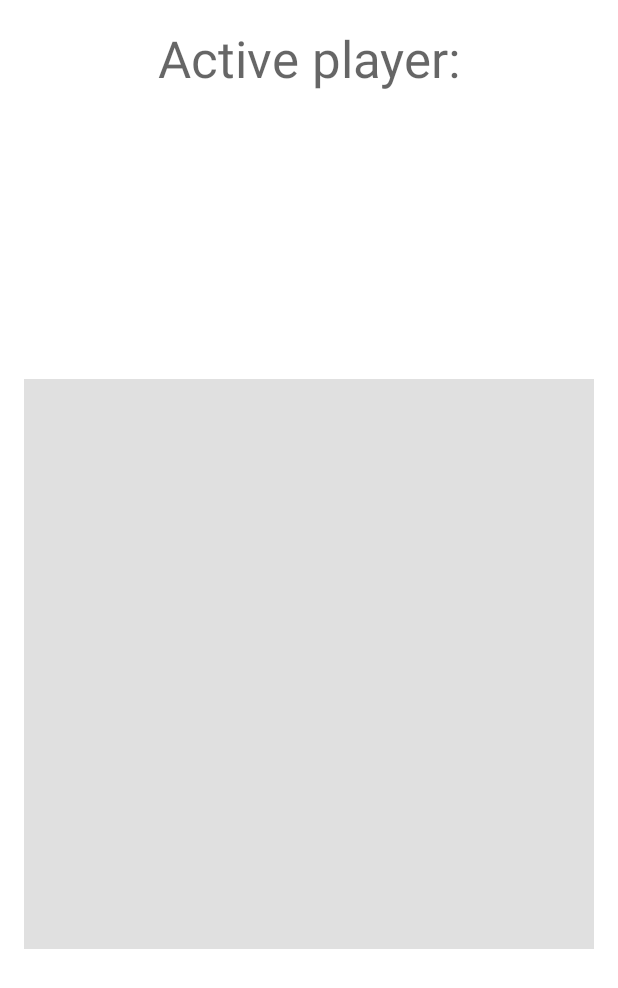
After one commit to Pikne-Programy/9x9-mobile, an Android app: the layout activity_board.xml on its own in the app's theme, with its tools: preview values and no code run, on a phone screen of 412 x 824 dp. The commit adds this screen. Shown: the top 988 px of the screen. Run offline under Robolectric (Android 15) with nearby library versions, the phone set to English and light mode, and no system bars; network calls fail.

Commit message:
Add BoardActivity and task to connect to the server
BoardActivity only generates a board
Task takes too long

```diff
--- a/app/build.gradle
+++ b/app/build.gradle
@@ -34,4 +34,5 @@ dependencies {
     testImplementation 'junit:junit:4.12'
     androidTestImplementation 'androidx.test.ext:junit:1.1.1'
     androidTestImplementation 'androidx.test.espresso:espresso-core:3.2.0'
+    implementation 'androidx.gridlayout:gridlayout:1.0.0'
 }
--- /dev/null
+++ b/app/src/main/res/layout/activity_board.xml
@@ -0,0 +1,35 @@
+<?xml version="1.0" encoding="utf-8"?>
+<androidx.constraintlayout.widget.ConstraintLayout xmlns:android="http://schemas.android.com/apk/res/android"
+    xmlns:app="http://schemas.android.com/apk/res-auto"
+    xmlns:tools="http://schemas.android.com/tools"
+    android:layout_width="match_parent"
+    android:layout_height="match_parent"
+    android:padding="16dp"
+    tools:context=".BoardActivity">
+
+    <TextView
+        android:id="@+id/textView"
+        android:layout_width="wrap_content"
+        android:layout_height="wrap_content"
+        android:text="@string/activePlayer"
+        android:textAppearance="@style/TextAppearance.AppCompat.Display1"
+        app:layout_constraintEnd_toEndOf="parent"
+        app:layout_constraintStart_toStartOf="parent"
+        app:layout_constraintTop_toTopOf="parent" />
+
+    <androidx.gridlayout.widget.GridLayout
+        android:id="@+id/gridLayout"
+        android:layout_width="0dp"
+        android:layout_height="0dp"
+        android:layout_marginTop="16dp"
+        android:background="?android:attr/listDivider"
+        app:columnCount="9"
+        app:layout_constraintBottom_toBottomOf="parent"
+        app:layout_constraintDimensionRatio="1:1"
+        app:layout_constraintEnd_toEndOf="parent"
+        app:layout_constraintStart_toStartOf="parent"
+        app:layout_constraintTop_toBottomOf="@+id/textView"
+        app:rowCount="9">
+
+    </androidx.gridlayout.widget.GridLayout>
+</androidx.constraintlayout.widget.ConstraintLayout>
--- a/app/src/main/res/values/colors.xml
+++ b/app/src/main/res/values/colors.xml
@@ -3,4 +3,5 @@
     <color name="colorPrimary">#6200EE</color>
     <color name="colorPrimaryDark">#3700B3</color>
     <color name="colorAccent">#03DAC5</color>
+    <color name="colorBackground">@android:color/background_light</color>
 </resources>
--- /dev/null
+++ b/app/src/main/res/values/dimens.xml
@@ -0,0 +1,5 @@
+<?xml version="1.0" encoding="utf-8"?>
+<resources>
+    <dimen name="margin1dp">1dp</dimen>
+    <dimen name="margin3dp">3dp</dimen>
+</resources>
--- /dev/null
+++ b/app/src/main/res/values/integers.xml
@@ -0,0 +1,4 @@
+<?xml version="1.0" encoding="utf-8"?>
+<resources>
+    <integer name="serverPort">4780</integer>
+</resources>
--- a/app/src/main/res/values/styles.xml
+++ b/app/src/main/res/values/styles.xml
@@ -6,6 +6,7 @@
         <item name="colorPrimary">@color/colorPrimary</item>
         <item name="colorPrimaryDark">@color/colorPrimaryDark</item>
         <item name="colorAccent">@color/colorAccent</item>
+        <item name="android:colorBackground">@color/colorBackground</item>
     </style>
 
 </resources>
```
Also changed, not shown: app/src/main/AndroidManifest.xml (+10 -1 lines), app/src/main/java/com/gmail/miloszwasacz/tictactoe9x9/BoardActivity.kt (added, +52 -0 lines), app/src/main/java/com/gmail/miloszwasacz/tictactoe9x9/ConnectTask.kt (added, +34 -0 lines), app/src/main/java/com/gmail/miloszwasacz/tictactoe9x9/MainActivity.kt (+13 -1 lines), app/src/main/res/layout/activity_main.xml (+28 -3 lines), app/src/main/res/layout/button.xml (added, +7 -0 lines), app/src/main/res/values/strings.xml (+10 -0 lines), 1 other file.
